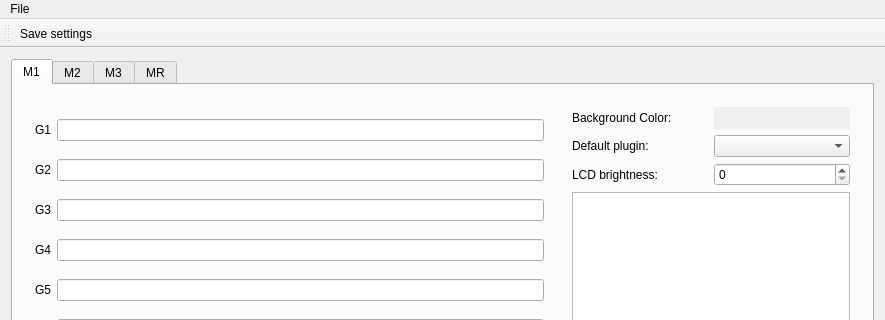
First picture: the form in src/g19daemon.ui, repository mortendynamite/g19daemon, before the edit; both pictures show x 0 to 885 and y 0 to 320 of the 885 by 658 pixel window.
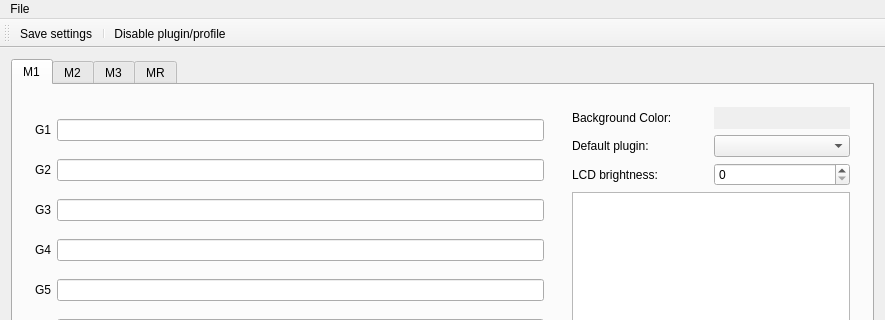
Second picture: the form after the edit. Icons and pictures are not drawn.

Commit message: #11 Add button to toolbar to enable/disable plugins per profile

Patch:
```diff
--- a/src/g19daemon.ui
+++ b/src/g19daemon.ui
@@ -1130,6 +1130,8 @@
     <bool>false</bool>
    </attribute>
    <addaction name="actionSave_settings"/>
+   <addaction name="separator"/>
+   <addaction name="actionDisable_plugin_profile"/>
   </widget>
   <widget class="QStatusBar" name="statusBar"/>
   <action name="actionSave_settings">
@@ -1144,6 +1146,17 @@
     <string>Ctrl+S</string>
    </property>
   </action>
+  <action name="actionDisable_plugin_profile">
+   <property name="checkable">
+    <bool>true</bool>
+   </property>
+   <property name="icon">
+    <iconset theme="plugin.png"/>
+   </property>
+   <property name="text">
+    <string>Disable plugin/profile</string>
+   </property>
+  </action>
  </widget>
  <layoutdefault spacing="6" margin="11"/>
  <resources/>
```
Left out of the diff: 8 changed lines with no effect on the pictures. The commit also changes 4 other files.
